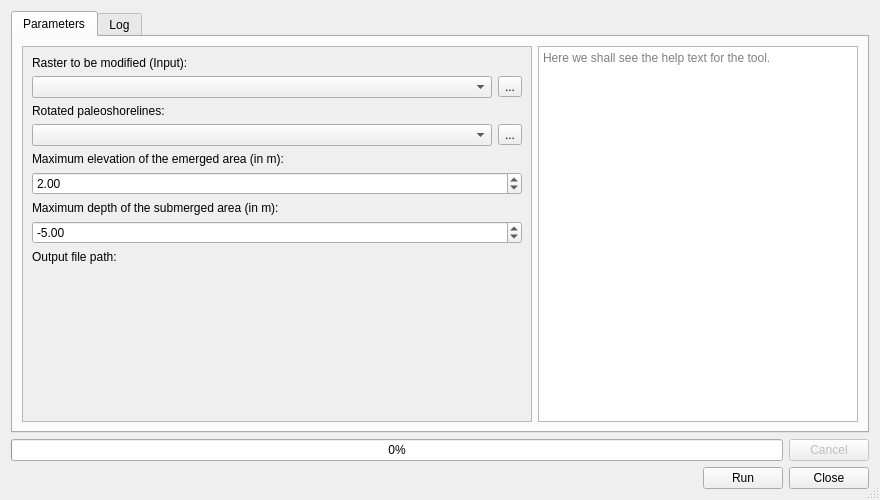
Old version of the form paleoshorelines_dialog_base.ui in the repository jaminzoda/terra-antiqua.
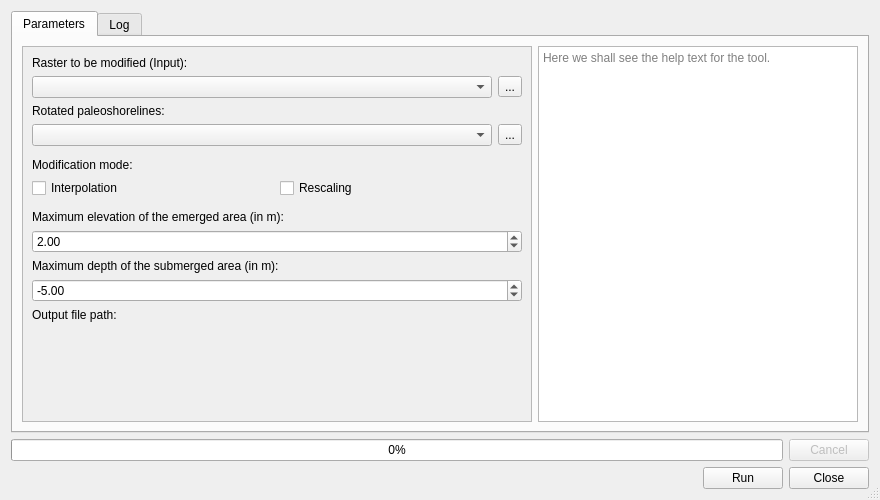
New version of the form. Custom widgets are drawn as their Qt base class.

Commit message: Interpolation option is added to the paleoshorelines tool. This option allows  users to remove the topography values of the areas to be subsided and emerged above and below the sea level respectively and then interpolate the values that we removed from the adjacent cells.

What changed in the file:
```diff
--- a/paleoshorelines_dialog_base.ui
+++ b/paleoshorelines_dialog_base.ui
@@ -70,8 +70,8 @@
            <rect>
             <x>0</x>
             <y>0</y>
-            <width>510</width>
-            <height>372</height>
+               <width>498</width>
+               <height>366</height>
            </rect>
           </property>
           <layout class="QVBoxLayout" name="verticalLayout_4">
@@ -125,6 +125,47 @@
              </item>
             </layout>
            </item>
+              <item>
+                  <layout class="QVBoxLayout" name="verticalLayout_5">
+                      <property name="topMargin">
+                          <number>6</number>
+                      </property>
+                      <property name="bottomMargin">
+                          <number>6</number>
+                      </property>
+                      <item>
+                          <widget class="QLabel" name="label_5">
+                              <property name="text">
+                                  <string>Modification mode:</string>
+                              </property>
+                          </widget>
+                      </item>
+                      <item>
+                          <layout class="QHBoxLayout" name="horizontalLayout_4">
+                              <property name="topMargin">
+                                  <number>0</number>
+                              </property>
+                              <property name="bottomMargin">
+                                  <number>0</number>
+                              </property>
+                              <item>
+                                  <widget class="QCheckBox" name="interpolateCheckBox">
+                                      <property name="text">
+                                          <string>Interpolation</string>
+                                      </property>
+                                  </widget>
+                              </item>
+                              <item>
+                                  <widget class="QCheckBox" name="rescaleCheckBox">
+                                      <property name="text">
+                                          <string>Rescaling</string>
+                                      </property>
+                                  </widget>
+                              </item>
+                          </layout>
+                      </item>
+                  </layout>
+              </item>
            <item>
             <widget class="QLabel" name="label_4">
              <property name="text">
```
The commit also changes 13 other files.
